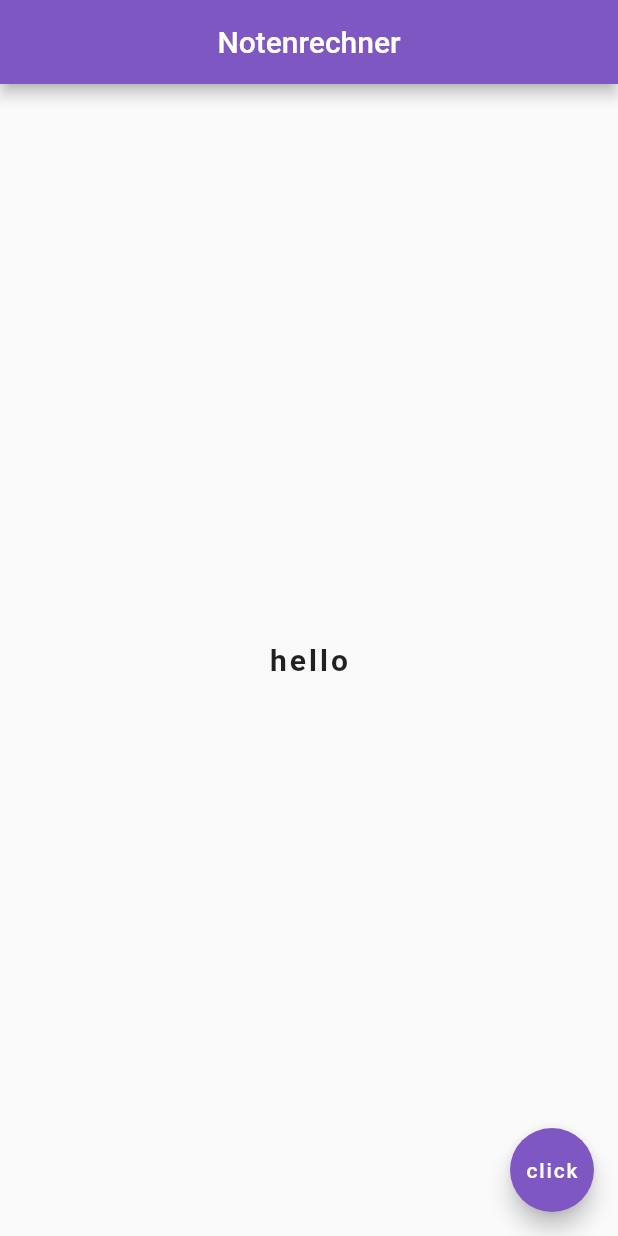
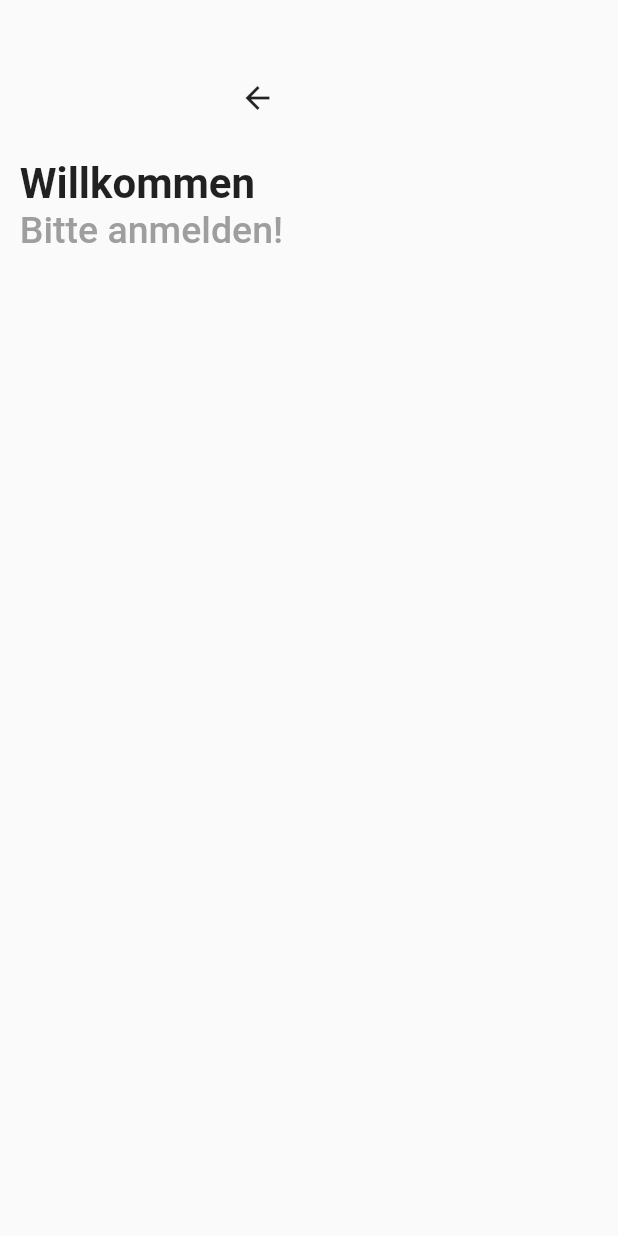
Before and after one commit to DarioIannello/Messanger-App, a Flutter app: the screen it shows after launch, on a phone screen of 412 x 824 dp. Run offline on Flutter 3.47's test engine with Material 2 defaults, Android fonts, the phone set to English and light mode, and no system bars; our stand-ins replace firebase_core; missing offline and left inert: cloud_firestore_web, firebase_auth_web, firebase_core_web; accounts and stored records are empty.

Commit message:
Login-Start

```diff
--- /dev/null
+++ b/lib/LoginScreen.dart
@@ -0,0 +1,53 @@
+import 'package:flutter/material.dart';
+
+class LoginScreen extends StatefulWidget {
+  @override
+  _LoginScreenState createState() => _LoginScreenState();
+}
+
+class _LoginScreenState extends State<LoginScreen> {
+  @override
+  Widget build(BuildContext context) {
+    final size = MediaQuery.of(context).size;
+
+    return Scaffold(
+      body: Column(
+        children: [
+          SizedBox(
+            height: size.height / 20,
+          ),
+          Container(
+            alignment: Alignment.center,
+            width: size.width / 1.2,
+              child:  IconButton(
+                  icon: const Icon(Icons.arrow_back), onPressed: () {})),
+          SizedBox(
+            height: size.height / 50,
+          ),
+
+          Container(
+            width: size.width / 1.3,
+            child: const Text(
+              "Willkommen",
+              style: TextStyle(
+                  fontSize: 28,
+                  fontWeight: FontWeight.bold
+              ),
+            ),
+          ),
+          Container(
+            width: size.width / 1.3,
+            child: const Text(
+              "Bitte anmelden!",
+              style: TextStyle(
+                color: Colors.grey,
+                fontSize: 25,
+                fontWeight: FontWeight.w500,
+              ),
+            ),
+          ),
+        ],
+      ),
+    );
+  }
+}
--- a/lib/generated_plugin_registrant.dart
+++ b/lib/generated_plugin_registrant.dart
@@ -6,12 +6,16 @@
 // ignore_for_file: lines_longer_than_80_chars
 // ignore_for_file: depend_on_referenced_packages
 
+import 'package:cloud_firestore_web/cloud_firestore_web.dart';
+import 'package:firebase_auth_web/firebase_auth_web.dart';
 import 'package:firebase_core_web/firebase_core_web.dart';
 
 import 'package:flutter_web_plugins/flutter_web_plugins.dart';
 
 // ignore: public_member_api_docs
 void registerPlugins(Registrar registrar) {
+  FirebaseFirestoreWeb.registerWith(registrar);
+  FirebaseAuthWeb.registerWith(registrar);
   FirebaseCoreWeb.registerWith(registrar);
   registrar.registerMessageHandler();
 }
--- a/lib/main.dart
+++ b/lib/main.dart
@@ -1,36 +1,21 @@
 import 'package:flutter/material.dart';
 import 'package:firebase_core/firebase_core.dart';
+import 'LoginScreen.dart';
 import 'firebase_options.dart';
 
-void main() => runApp(MaterialApp(
-    home: Home()
-));
+Future main() async {
+  WidgetsFlutterBinding.ensureInitialized();
+  Firebase.initializeApp();
+  runApp(ChatApp());
+}
 
 
-class Home extends StatelessWidget {
+class ChatApp extends StatelessWidget {
   @override
   Widget build(BuildContext context) {
-    return Scaffold(
-      appBar: AppBar(
-        title: Text('Notenrechner'),
-        centerTitle: true,
-        backgroundColor: Colors.deepPurple[400],
-      ),
-      body: Center(
-        child: Text(
-          'hello',
-          style: TextStyle(
-            fontSize: 20.0,
-            fontWeight: FontWeight.bold,
-            letterSpacing: 2.0,
-          ),
-        ),
-      ),
-      floatingActionButton: FloatingActionButton(
-        onPressed: () {},
-        child: Text('click'),
-        backgroundColor: Colors.deepPurple[400],
-      ),
+    return MaterialApp(
+      debugShowCheckedModeBanner: false,
+      home: LoginScreen(),
     );
   }
 }
--- a/pubspec.yaml
+++ b/pubspec.yaml
@@ -35,6 +35,7 @@ dependencies:
   # Use with the CupertinoIcons class for iOS style icons.
   cupertino_icons: ^1.0.2
   firebase_core: ^2.3.0
+  firebase_auth: ^4.2.0
 
 dev_dependencies:
   flutter_test:
```
Also changed, not shown: 1 other file.
